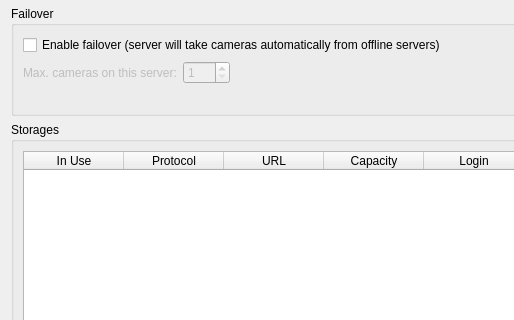
First picture: the form in client/src/ui/dialogs/server_settings_dialog.ui, repository networkoptix/nx_open, before the edit; both pictures show x 0 to 514 and y 89 to 409 of the 798 by 616 pixel window.
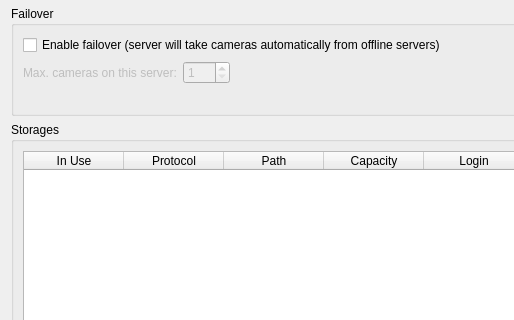
Second picture: the form after the edit. Custom widgets are drawn as their Qt base class.

Commit message:
#5703 #6023. Third-party storages related UI refactoring.
<==== Mercurial data ====>
Branch: feature_5703_storage

Diff of the .ui file:
```diff
--- a/client/src/ui/dialogs/server_settings_dialog.ui
+++ b/client/src/ui/dialogs/server_settings_dialog.ui
@@ -199,7 +199,7 @@
         </column>
         <column>
          <property name="text">
-          <string>URL</string>
+          <string>Path</string>
          </property>
         </column>
         <column>
```
The commit also changes 3 other files.
